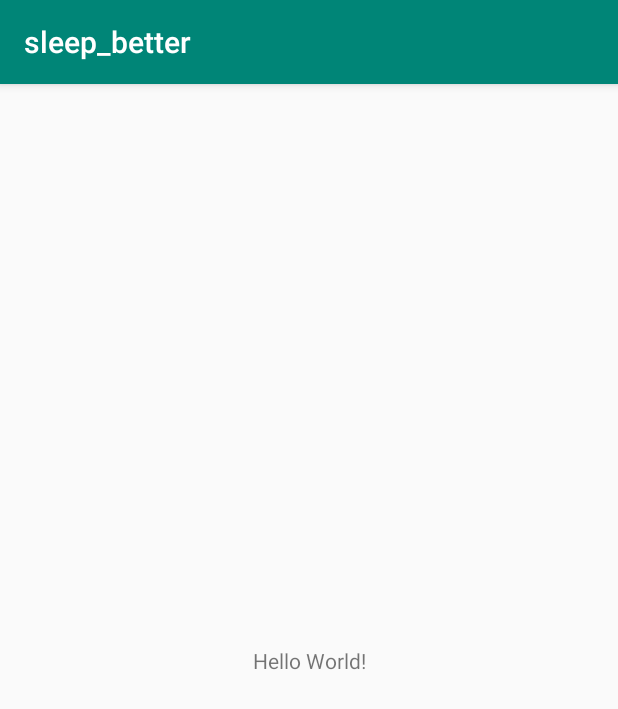
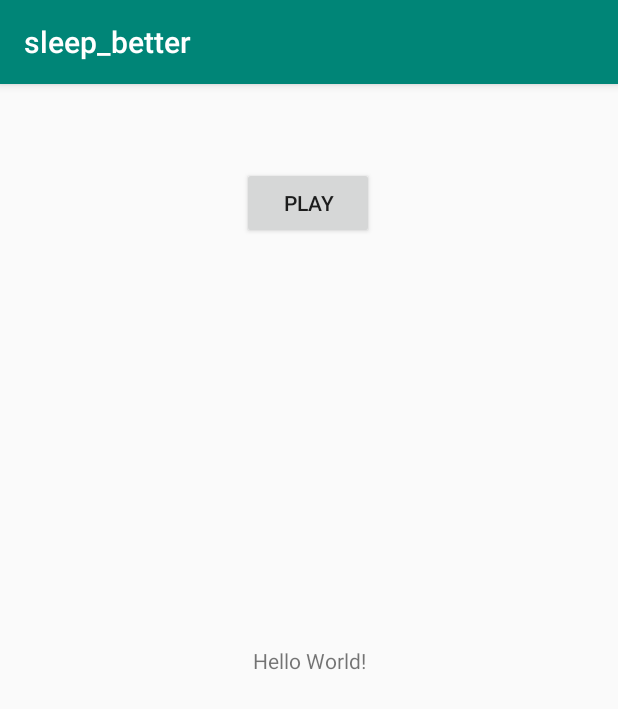
Before and after one commit to jlim10343/sleeping, an Android app: the screen it shows after launch (MainActivity), on a phone screen of 412 x 824 dp. Shown: the top 709 px of the screen. Run offline under Robolectric (Android 15) with nearby library versions, the light colour scheme and no system bars.

Commit message:
check if audio plays

```diff
--- a/app/src/main/java/com/example/sleep_better/MainActivity.java
+++ b/app/src/main/java/com/example/sleep_better/MainActivity.java
@@ -1,13 +1,29 @@
 package com.example.sleep_better;
 
+import android.media.MediaPlayer;
 import android.support.v7.app.AppCompatActivity;
 import android.os.Bundle;
+import android.view.View;
 
 public class MainActivity extends AppCompatActivity {
 
+    MediaPlayer audio;
     @Override
     protected void onCreate(Bundle savedInstanceState) {
         super.onCreate(savedInstanceState);
         setContentView(R.layout.activity_main);
+        audio=MediaPlayer.create(MainActivity.this,R.raw.catSound);
     }
+
+    public void playAudio(View v) {
+        audio.start();
+    }
+
+    @Override
+    protected void onPause() {
+        super.onPause();
+        audio.release();
+    }
+
+
 }
--- a/app/src/main/res/layout/activity_main.xml
+++ b/app/src/main/res/layout/activity_main.xml
@@ -15,4 +15,16 @@
         app:layout_constraintRight_toRightOf="parent"
         app:layout_constraintTop_toTopOf="parent" />
 
+    <Button
+        android:id="@+id/playButton"
+        android:layout_width="wrap_content"
+        android:layout_height="wrap_content"
+        android:layout_marginStart="161dp"
+        android:layout_marginLeft="161dp"
+        android:layout_marginTop="55dp"
+        android:onClick="playAudio"
+        android:text="play"
+        app:layout_constraintStart_toStartOf="parent"
+        app:layout_constraintTop_toTopOf="parent" />
+
 </android.support.constraint.ConstraintLayout>
```
Also changed, not shown: 1 other file.
